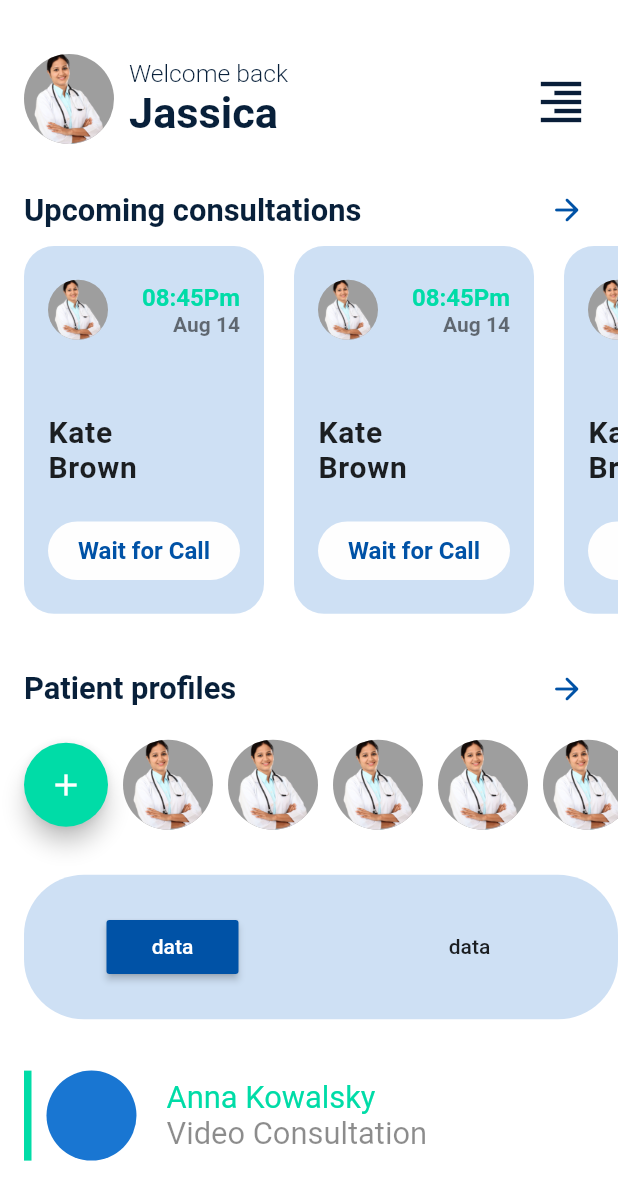
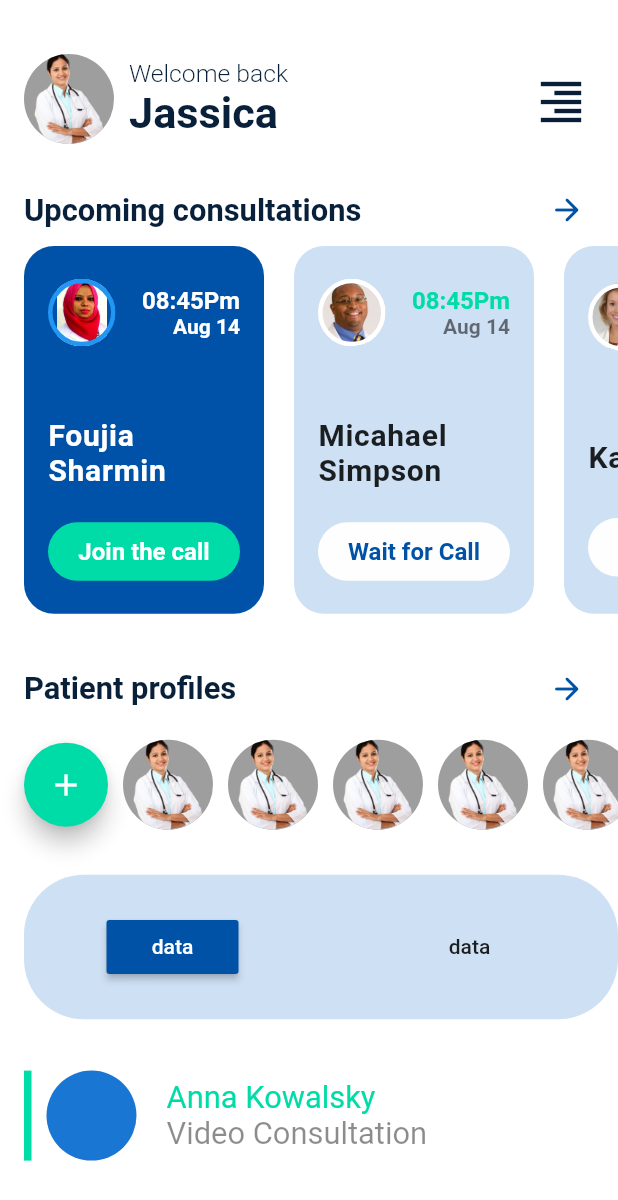
Before and after one commit to kamrulcse7/Medical-Mobile-App, a Flutter app: the HomeScreen screen opened directly, on a phone screen of 412 x 824 dp. Shown: the top 1200 px of the screen. Run offline on Flutter 3.47's test engine with Material 2 defaults, Android fonts, the light colour scheme and no system bars.

Commit message:
homepage upcoming consultations section complete

```diff
--- a/lib/screens/home/components/upcomingConsultations.dart
+++ b/lib/screens/home/components/upcomingConsultations.dart
@@ -1,13 +1,24 @@
 import 'package:flutter/material.dart';
+import 'package:medical_mobile_app/data/data.dart';
+import 'package:medical_mobile_app/models/doctor.dart';
 
-class UpcomingConsultations extends StatelessWidget {
+class UpcomingConsultations extends StatefulWidget {
   const UpcomingConsultations({
     Key? key,
   }) : super(key: key);
 
   @override
+  State<UpcomingConsultations> createState() => _UpcomingConsultationsState();
+}
+
+class _UpcomingConsultationsState extends State<UpcomingConsultations> {
+  Color _color = Colors.amber;
+  int _selectedIndex = 0;
+
+  @override
   Widget build(BuildContext context) {
     Size size = MediaQuery.of(context).size;
+
     return Expanded(
       flex: 4,
       child: Container(
@@ -41,16 +52,36 @@ class UpcomingConsultations extends StatelessWidget {
             Expanded(
               child: ListView.builder(
                 scrollDirection: Axis.horizontal,
-                itemCount: 5,
+                itemCount: users.doctors!.length,
                 itemBuilder: (context, index) {
-                  return Container(
+                  Doctor doctor = users.doctors![index];
+                  int _selectedIndex = 0;
+                  return doctorContainer(context, doctor, index);
+                },
+              ),
+            ),
+          ],
+        ),
+      ),
+    );
+  }
+
+  doctorContainer(BuildContext context, Doctor doctor, int index) {
+    return InkWell(
+      onTap: () {
+        setState(() {
+          _selectedIndex = index;
+        });
+      },
+      child: Container(
         padding: EdgeInsets.symmetric(
           horizontal: 16.0,
           vertical: 10.0,
         ),
         margin: const EdgeInsets.only(right: 20.0),
         decoration: BoxDecoration(
-                      color: Color(0xFFCEE0F4),
+          color:
+              _selectedIndex == index ? Color(0xFF0052A8) : Color(0xFFCEE0F4),
           borderRadius: BorderRadius.circular(20.0),
         ),
         width: 160,
@@ -61,11 +92,26 @@ class UpcomingConsultations extends StatelessWidget {
             Row(
               mainAxisAlignment: MainAxisAlignment.spaceBetween,
               children: [
-                            CircleAvatar(
-                              radius: 20.0,
-                              backgroundImage:
-                                  AssetImage("assets/images/doctor1.png"),
-                              backgroundColor: Colors.grey,
+                ClipRRect(
+                  child: Container(
+                    width: 45.0,
+                    height: 45.0,
+                    decoration: BoxDecoration(
+                      shape: BoxShape.circle,
+                      border: Border.all(
+                        width: 3.0,
+                        color: _selectedIndex == index
+                            ? Color(0xFF2196F3)
+                            : Colors.white,
+                      ),
+                      image: DecorationImage(
+                        image: AssetImage(
+                          "assets/images/doctors/${doctor.imgUrl}",
+                        ),
+                        fit: BoxFit.fitHeight,
+                      ),
+                    ),
+                  ),
                 ),
                 Column(
                   crossAxisAlignment: CrossAxisAlignment.end,
@@ -75,14 +121,18 @@ class UpcomingConsultations extends StatelessWidget {
                       style: TextStyle(
                         fontSize: 16,
                         fontWeight: FontWeight.w700,
-                                    color: Color(0xFF00dca7),
+                        color: _selectedIndex == index
+                            ? Colors.white
+                            : Color(0xFF00dca7),
                       ),
                     ),
                     Text(
                       "Aug 14",
                       style: TextStyle(
                         fontWeight: FontWeight.w600,
-                                    color: Colors.black54,
+                        color: _selectedIndex == index
+                            ? Colors.white
+                            : Colors.black54,
                         fontSize: 14,
                       ),
                     ),
@@ -92,32 +142,35 @@ class UpcomingConsultations extends StatelessWidget {
             ),
             SizedBox(),
             Text(
-                          "Kate \nBrown",
+              "${doctor.name}",
               style: TextStyle(
                 fontSize: 20.0,
                 fontWeight: FontWeight.w700,
                 letterSpacing: 0.5,
+                color: _selectedIndex == index ? Colors.white : Colors.black87,
               ),
             ),
-                        Container(
+            GestureDetector(
+              onTap: () {},
+              child: Container(
                 alignment: Alignment.center,
                 padding: const EdgeInsets.symmetric(vertical: 10.0),
                 decoration: BoxDecoration(
-                              color: Color(0XFFfefefe),
-                              borderRadius: BorderRadius.circular(20.0)),
+                  color: _selectedIndex == index
+                      ? Color(0xFF00dca7)
+                      : Color(0XFFfefefe),
+                  borderRadius: BorderRadius.circular(20.0),
+                ),
                 child: Text(
-                            "Wait for Call",
+                  _selectedIndex == index ? "Join the call" : "Wait for Call",
                   style: TextStyle(
                     fontSize: 16.0,
                     fontWeight: FontWeight.w700,
-                              color: Color(0xFF0052A6),
+                    color: _selectedIndex == index
+                        ? Colors.white
+                        : Color(0xFF0052A6),
                   ),
                 ),
-                        ),
-                      ],
-                    ),
-                  );
-                },
               ),
             ),
           ],
--- a/pubspec.yaml
+++ b/pubspec.yaml
@@ -60,6 +60,8 @@ flutter:
   # To add assets to your application, add an assets section, like this:
   assets:
     - assets/images/
+    - assets/images/doctors/
+    - assets/images/patients/
   #   - images/a_dot_ham.jpeg
 
   # An image asset can refer to one or more resolution-specific "variants", see
```
Lines whose indentation alone changed are shown as unchanged.
